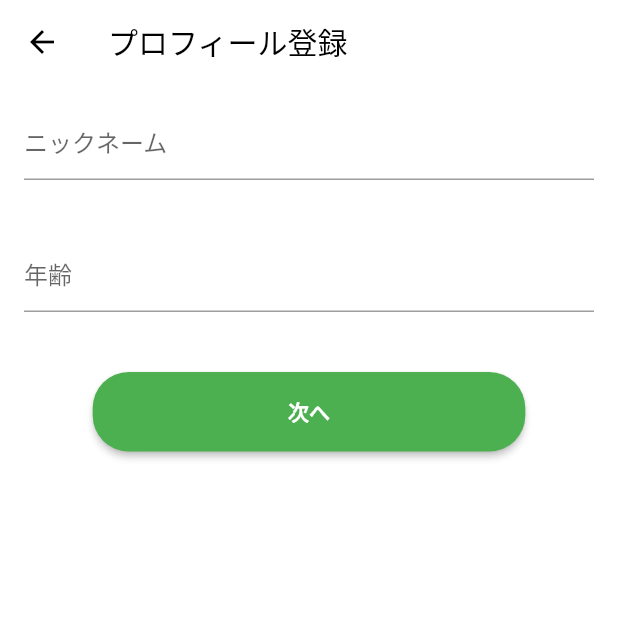
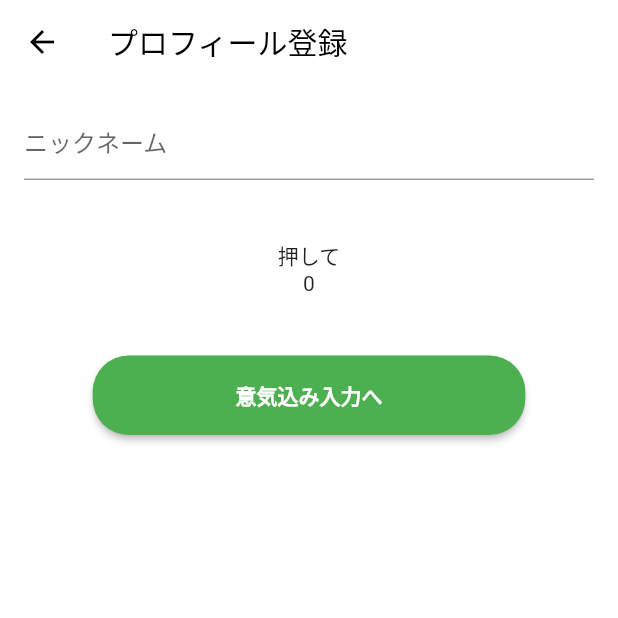
Before and after one commit to tttuuu1234/abstinence_app, a Flutter app: the ProfileRegisterPage screen opened directly, on a phone screen of 412 x 824 dp, the top half of it. Run offline on Flutter 3.47's test engine with Material 2 defaults, Android fonts, the phone set to English and light mode, and no system bars; our stand-ins replace flutter_riverpod, freezed_annotation, package_info_plus; missing offline and left inert: dart:ffi.

Commit message:
#15 年齢のカスタムTextFormFieldの実装

```diff
--- /dev/null
+++ b/lib/presentation/components/age_select_form_field/widget.dart
@@ -0,0 +1,53 @@
+import 'package:abstinence_app/importer.dart';
+import 'package:abstinence_app/presentation/validator/validator.dart';
+
+class AgeSelectFormField extends FormField<int> {
+  AgeSelectFormField({
+    super.key,
+    int initialValue = 0,
+    required Future<int> Function() showBottomSheet,
+  }) : super(
+          validator: (value) {
+            String? errorMessage;
+            final rules = [
+              ValidatorControl.intRequired(),
+              ValidatorControl.min(),
+            ];
+
+            for (final rule in rules) {
+              if (rule.validate(value)) {
+                errorMessage = rule.getMessage();
+                break;
+              }
+            }
+
+            return errorMessage;
+          },
+          initialValue: initialValue,
+          autovalidateMode: AutovalidateMode.onUserInteraction,
+          builder: (FormFieldState<int> state) {
+            return Column(
+              children: <Widget>[
+                GestureDetector(
+                  onTap: () async {
+                    final age = await showBottomSheet();
+                    print('Form内');
+                    print(age);
+                    state.didChange(age);
+                  },
+                  child: Text('押して'),
+                ),
+                Text(
+                  state.value == null ? '何もない' : state.value!.toString(),
+                ),
+                state.hasError // Validatorの結果がエラー時の表示をここで対応
+                    ? Text(
+                        state.errorText!,
+                        style: TextStyle(color: Colors.red),
+                      )
+                    : Container(),
+              ],
+            );
+          },
+        );
+}
--- a/lib/presentation/pages/profile_register/page.dart
+++ b/lib/presentation/pages/profile_register/page.dart
@@ -1,3 +1,5 @@
+import 'package:abstinence_app/presentation/components/age_select_form_field/widget.dart';
+
 import '../../../importer.dart';
 import '../../components/hint_text.dart';
 import '../../components/input_text_form_field/widget.dart';
@@ -5,11 +7,36 @@ import '../../components/primary_button/widget.dart';
 import '../enthusiasm_register/page.dart';
 
 /// プロフィール登録画面
-class ProfileRegisterPage extends ConsumerWidget {
+class ProfileRegisterPage extends ConsumerStatefulWidget {
   const ProfileRegisterPage({super.key});
 
   @override
-  Widget build(BuildContext context, WidgetRef ref) {
+  ConsumerState<ConsumerStatefulWidget> createState() =>
+      _ProfileRegisterPageState();
+}
+
+class _ProfileRegisterPageState extends ConsumerState<ProfileRegisterPage> {
+  final formKey = GlobalKey<FormState>();
+  int age = 0;
+
+  @override
+  void initState() {
+    super.initState();
+  }
+
+  @override
+  void dispose() {
+    super.dispose();
+  }
+
+  void setAge(int value) {
+    setState(() {
+      age = value;
+    });
+  }
+
+  @override
+  Widget build(BuildContext context) {
     return Scaffold(
       appBar: AppBar(
         title: const Text('プロフィール登録'),
@@ -25,21 +52,27 @@ class ProfileRegisterPage extends ConsumerWidget {
                 hintText: HintText.nickname,
               ),
               AppVerticalMargin.xLarge,
-              Builder(
-                builder: (context) {
-                  return InputTextFormFiled(
-                    textEditingController: TextEditingController(),
-                    label: const Text('年齢'),
-                    hintText: HintText.age,
-                    onTap: () {
-                      _showSelectAgeBottomSheet(context);
-                    },
-                  );
+              // Builder(
+              //   builder: (context) {
+              //     return InputTextFormFiled(
+              //       textEditingController: TextEditingController(),
+              //       label: const Text('年齢'),
+              //       hintText: HintText.age,
+              //       onTap: () {
+              //         _showSelectAgeBottomSheet(context);
+              //       },
+              //     );
+              //   },
+              // ),
+              AgeSelectFormField(
+                showBottomSheet: () async {
+                  await _showSelectAgeBottomSheet(context);
+                  return age;
                 },
               ),
               AppVerticalMargin.xLarge,
               PrimaryButton(
-                title: '次へ',
+                title: '意気込み入力へ',
                 onPressed: () async {
                   await NavigatorService.push<EnthusiasmRegisterPage>(
                     context: context,
@@ -54,7 +87,7 @@ class ProfileRegisterPage extends ConsumerWidget {
     );
   }
 
-  Future<dynamic> _showSelectAgeBottomSheet(BuildContext context) {
+  Future<void> _showSelectAgeBottomSheet(BuildContext context) {
     return showModalBottomSheet(
       context: context,
       builder: (context) {
@@ -79,7 +112,10 @@ class ProfileRegisterPage extends ConsumerWidget {
                   itemCount: 20,
                   itemBuilder: (context, index) {
                     return InkWell(
-                      onTap: () {},
+                      onTap: () {
+                        setAge(index - 1);
+                        Navigator.pop(context);
+                      },
                       child: SizedBox(
                         height: context.getHeight * 0.05,
                         width: context.getWidth,
--- a/lib/presentation/validator/message.dart
+++ b/lib/presentation/validator/message.dart
@@ -3,8 +3,12 @@ class ValidateMessage {
   ValidateMessage._();
 
   static String required = '必須入力です。';
-  static String maxLength(int maxLength) {
-    return '$maxLength文字以内で入力してください。';
+  static String max(int value) {
+    return '$value文字以内で入力してください。';
+  }
+
+  static String min(int value) {
+    return '$value文字以上で入力してください。';
   }
 
   static String between({required int minLength, required int maxLength}) {
--- a/lib/presentation/validator/rules/max_length.dart
+++ b/lib/presentation/validator/rules/max.dart
@@ -8,7 +8,7 @@ class MaxLengthValidator implements Validator<String?> {
   final int maxLength;
 
   @override
-  String getMessage() => ValidateMessage.maxLength(maxLength);
+  String getMessage() => ValidateMessage.max(maxLength);
 
   @override
   bool validate(value) {
--- a/lib/presentation/validator/validator.dart
+++ b/lib/presentation/validator/validator.dart
@@ -1,8 +1,10 @@
+import 'package:abstinence_app/presentation/validator/rules/min.dart';
+
 import 'rules/between.dart';
 
 import 'rules/email.dart';
 
-import 'rules/max_length.dart';
+import 'rules/max.dart';
 import 'rules/required.dart';
 
 abstract class Validator<T> {
@@ -20,10 +22,23 @@ abstract class Validator<T> {
 class ValidatorControl {
   ValidatorControl._();
 
+  /// 文字列必須
   static RequiredValidator required() => RequiredValidator();
+
+  /// 数値必須
+  static IntRequiredValidator intRequired() => IntRequiredValidator();
+
+  /// 最大文字数
   static MaxLengthValidator maxLength([int maxLength = 10]) =>
       MaxLengthValidator(maxLength);
+
+  /// 最小数値
+  static MinValidator min([int min = 0]) => MinValidator(min);
+
+  /// 最小文字数〜最大文字数の間
   static BetweenValidator between({int minLength = 8, int maxLength = 20}) =>
       BetweenValidator(minLength: minLength, maxLength: maxLength);
+
+  /// メールアドレス形式
   static EmailValidator email() => EmailValidator();
 }
```
Also changed, not shown: lib/presentation/validator/rules/min.dart (added, +25 -0 lines), lib/presentation/validator/rules/required.dart (+18 -1 lines).
